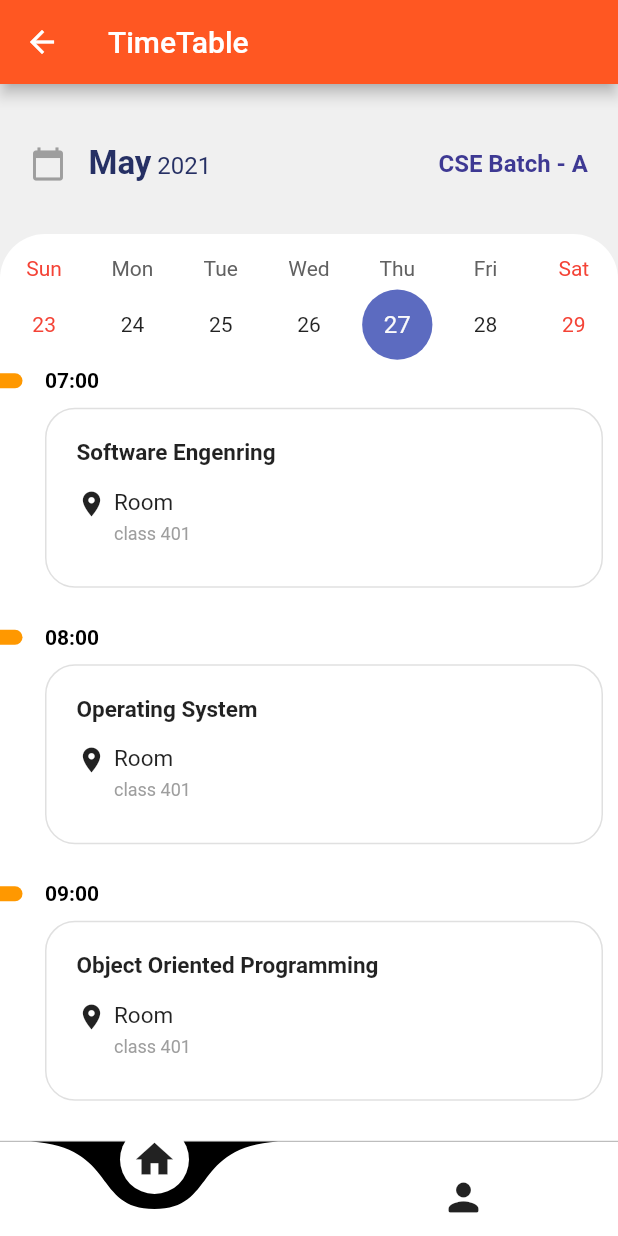
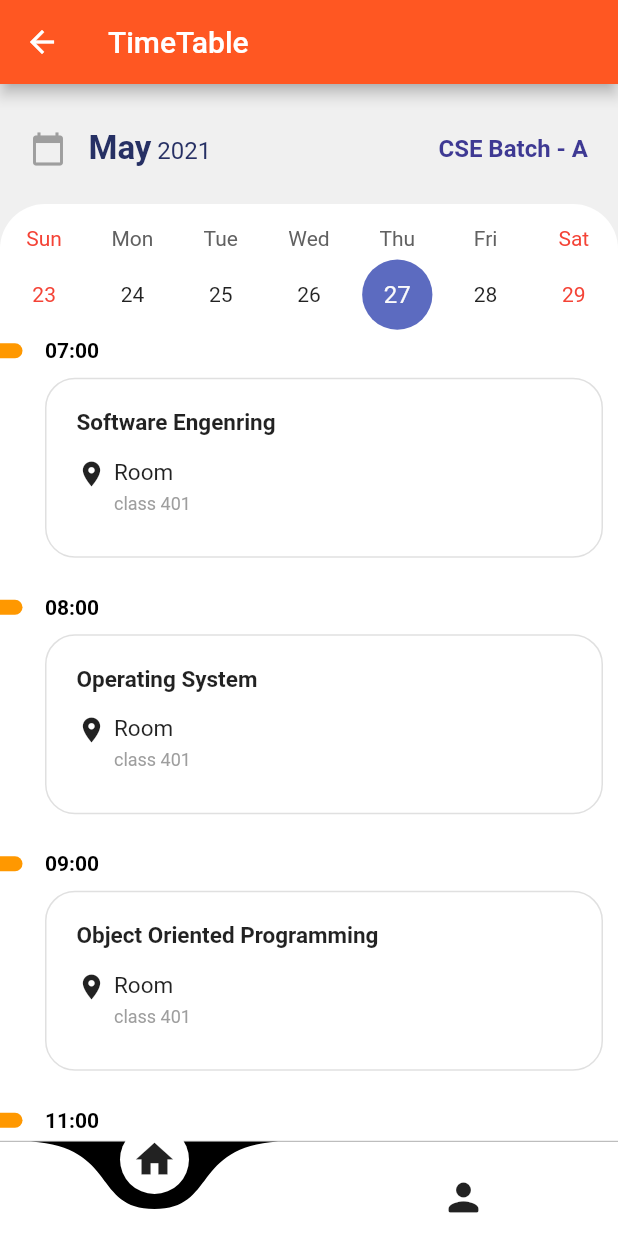
Before and after one commit to Blaze-Community/our_e_college_app, a Flutter app: the screen it shows after launch, after a tap on "TimeTable", on a phone screen of 412 x 824 dp. Run offline on Flutter 3.47's test engine with Material 2 defaults, Android fonts, the phone set to English and light mode, and no system bars; drawn by our look-alikes of curved_navigation_bar, table_calendar; our stand-ins replace flutter_login, font_awesome_flutter, image_picker, marquee.

Commit message:
added image picker for profile photo

```diff
--- a/lib/components/timetable/timetable.dart
+++ b/lib/components/timetable/timetable.dart
@@ -26,7 +26,7 @@ class _TimeTableState extends State<TimeTable> {
         body: Stack(
           children: [
             Container(
-              padding: EdgeInsets.symmetric(horizontal: 20, vertical: 40),
+              padding: EdgeInsets.symmetric(horizontal: 20, vertical: 30),
               alignment: Alignment.topCenter,
               color: Color(0xFFF0F0F0),
               height: MediaQuery.of(context).size.height,
@@ -70,9 +70,9 @@ class _TimeTableState extends State<TimeTable> {
               ),
             ),
             Positioned(
-              top: 100,
+              top: 80,
               child: Container(
-                height: MediaQuery.of(context).size.height - 220,
+                height: MediaQuery.of(context).size.height - 200,
                 width: MediaQuery.of(context).size.width,
                 decoration: BoxDecoration(
                   color: Colors.white,
--- a/lib/profilesection/profileSection.dart
+++ b/lib/profilesection/profileSection.dart
@@ -1,7 +1,23 @@
+import 'dart:io';
 import 'package:flutter/material.dart';
-import 'package:flutter/widgets.dart';
+import 'package:our_e_college_app/profilesection/profilelistitem.dart';
+import 'package:image_picker/image_picker.dart';
 
-class Profile extends StatelessWidget {
+class Profile extends StatefulWidget {
+  @override
+  _ProfileState createState() => _ProfileState();
+}
+
+class _ProfileState extends State<Profile> {
+  File image;
+  final picker = ImagePicker();
+  Future getImage() async {
+    final pickedFile = await picker.getImage(source: ImageSource.gallery);
+    setState(() {
+      image = File(pickedFile.path);
+    });
+  }
+
   @override
   Widget build(BuildContext context) {
     return Scaffold(
@@ -17,11 +33,18 @@ class Profile extends StatelessWidget {
             child: Stack(
               children: [
                 SizedBox(
-                  height: 20,
+                  height: 30,
                 ),
-                CircleAvatar(
-                  radius: 50,
-                  backgroundImage: AssetImage(''),
+                InkWell(
+                  child: CircleAvatar(
+                    radius: 50,
+                    foregroundImage: image == null
+                        ? AssetImage('splash.jpg')
+                        : FileImage(image),
+                  ),
+                  onTap: () {
+                    getImage();
+                  },
                 ),
                 Align(
                   alignment: Alignment.bottomRight,
@@ -61,22 +84,27 @@ class Profile extends StatelessWidget {
                 ProfileListItem(
                   icon: Icons.book,
                   text: 'Backlogs',
+                  onPressed: () {},
                 ),
                 ProfileListItem(
                   icon: Icons.calendar_today_outlined,
                   text: 'Acadmic Calendar',
+                  onPressed: () {},
                 ),
                 ProfileListItem(
                   icon: Icons.settings,
-                  text: 'Settings',
+                  text: 'About',
+                  onPressed: () {},
                 ),
                 ProfileListItem(
                   icon: Icons.star_rate,
-                  text: 'Rate us',
+                  text: 'Report',
+                  onPressed: () {},
                 ),
                 ProfileListItem(
                   icon: Icons.logout,
                   text: 'Logout',
+                  onPressed: () {},
                   hasNavigation: false,
                 ),
               ],
@@ -87,51 +115,3 @@ class Profile extends StatelessWidget {
     ));
   }
 }
-
-class ProfileListItem extends StatelessWidget {
-  final IconData icon;
-  final String text;
-  final bool hasNavigation;
-
-  const ProfileListItem({
-    Key key,
-    this.icon,
-    this.text,
-    this.hasNavigation = true,
-  }) : super(key: key);
-
-  @override
-  Widget build(BuildContext context) {
-    return Container(
-      height: 55,
-      margin: EdgeInsets.symmetric(
-        horizontal: 40,
-      ).copyWith(
-        bottom: 20,
-      ),
-      padding: EdgeInsets.symmetric(horizontal: 20),
-      decoration: BoxDecoration(
-        borderRadius: BorderRadius.circular(30),
-        color: Colors.white,
-      ),
-      child: Row(
-        children: <Widget>[
-          Icon(
-            this.icon,
-            size: 25,
-          ),
-          SizedBox(width: 15),
-          Text(
-            this.text,
-          ),
-          Spacer(),
-          if (this.hasNavigation)
-            Icon(
-              Icons.arrow_forward,
-              size: 25,
-            ),
-        ],
-      ),
-    );
-  }
-}
--- /dev/null
+++ b/lib/profilesection/profilelistitem.dart
@@ -0,0 +1,57 @@
+import 'package:flutter/material.dart';
+import 'package:flutter/widgets.dart';
+
+class ProfileListItem extends StatelessWidget {
+  final IconData icon;
+  final String text;
+  final bool hasNavigation;
+  final Function onPressed;
+
+  const ProfileListItem({
+    Key key,
+    this.icon,
+    this.text,
+    this.hasNavigation = true,
+    this.onPressed,
+  });
+
+  @override
+  Widget build(BuildContext context) {
+    return Container(
+      height: 55,
+      margin: EdgeInsets.symmetric(
+        horizontal: 40,
+      ).copyWith(
+        bottom: 20,
+      ),
+      padding: EdgeInsets.symmetric(horizontal: 20),
+      decoration: BoxDecoration(
+        borderRadius: BorderRadius.circular(30),
+        color: Colors.white,
+      ),
+      child: InkWell(
+          onTap: () {
+            this.onPressed();
+          },
+          child: Container(
+              child: Row(
+            children: <Widget>[
+              Icon(
+                this.icon,
+                size: 25,
+              ),
+              SizedBox(width: 15),
+              Text(
+                this.text,
+              ),
+              Spacer(),
+              if (this.hasNavigation)
+                Icon(
+                  Icons.arrow_forward,
+                  size: 25,
+                ),
+            ],
+          ))),
+    );
+  }
+}
--- a/pubspec.yaml
+++ b/pubspec.yaml
@@ -32,6 +32,7 @@ dependencies:
   flutter_login: ^1.1.0
   table_calendar: ^2.2.1
   marquee: ^2.1.0
+  image_picker: ^0.7.5+3
 
 
 dev_dependencies:
```
Also changed, not shown: pubspec.lock.
